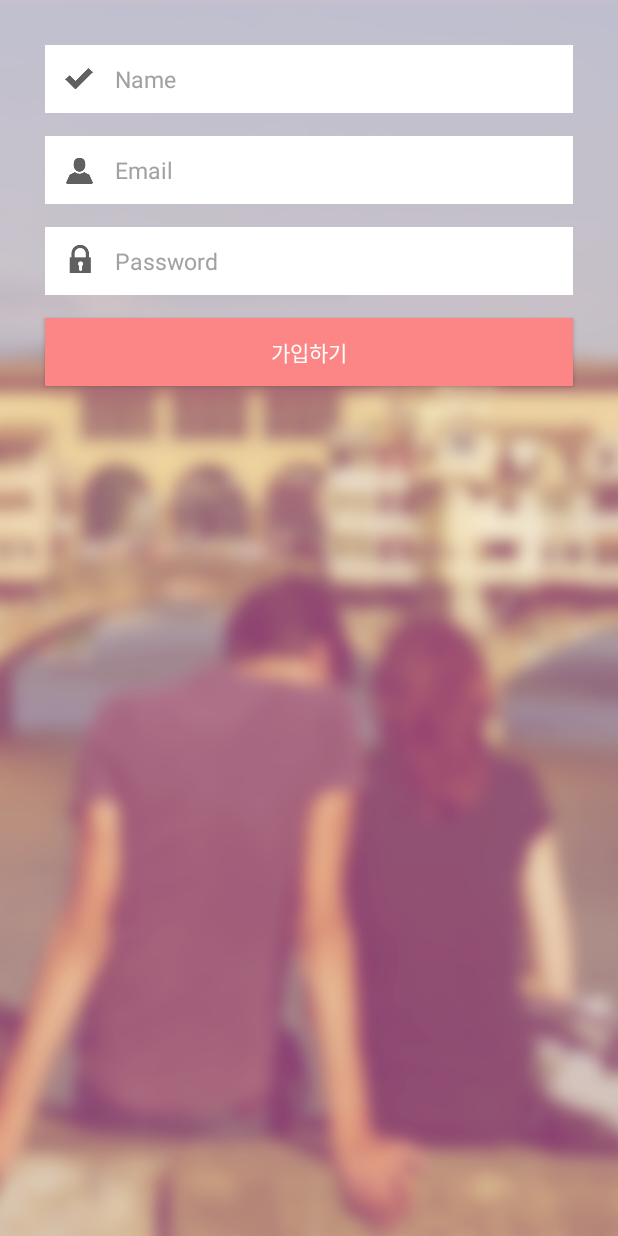
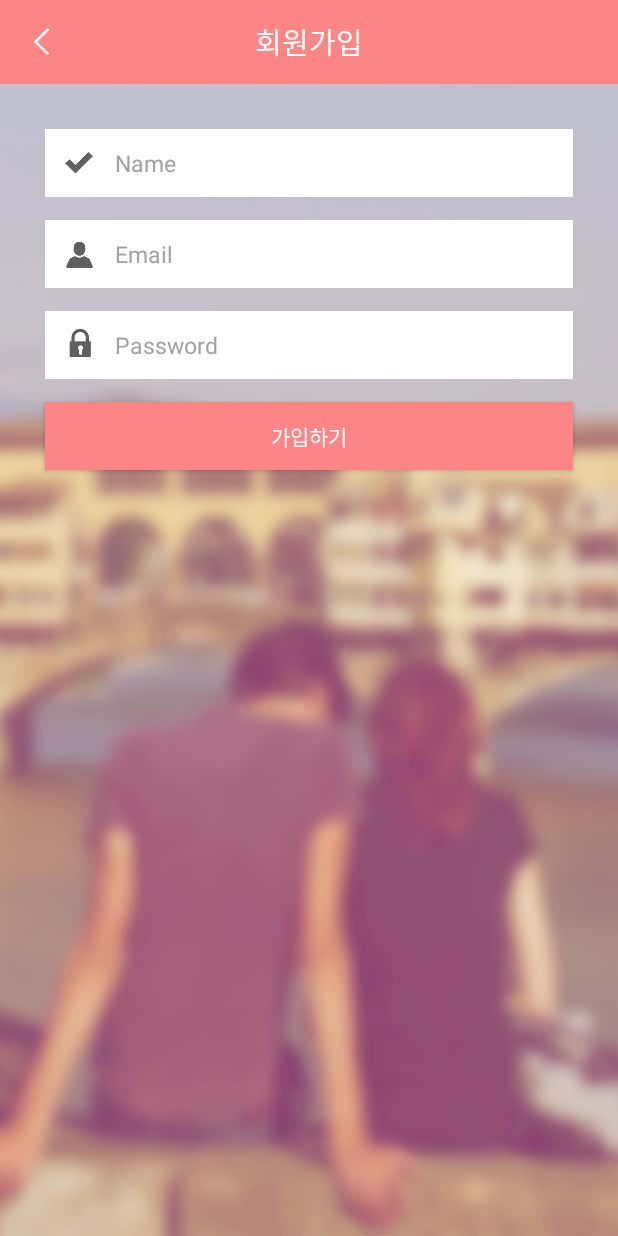
Before and after one commit to GwonHyeok/YouAndI, an Android app: the RegisterActivity screen opened directly, with no data from a screen before it, on a phone screen of 412 x 824 dp. Run offline under Robolectric (Android 15) with nearby library versions, the phone set to English and light mode, and no system bars; our stand-ins replace CircleImageView; libraries missing offline, so code that uses them is left out: com.squareup.okhttp.

Commit message:
로그인, 회원가입 xml 수정

```diff
--- a/app/src/main/res/layout/activity_register.xml
+++ b/app/src/main/res/layout/activity_register.xml
@@ -1,5 +1,31 @@
 <?xml version="1.0" encoding="utf-8"?>
-<RelativeLayout xmlns:android="http://schemas.android.com/apk/res/android"
+<LinearLayout xmlns:android="http://schemas.android.com/apk/res/android"
+    android:layout_width="match_parent"
+    android:layout_height="match_parent"
+    android:orientation="vertical">
+
+    <android.support.v7.widget.Toolbar
+        android:id="@+id/toolbar"
+        android:layout_width="match_parent"
+        android:layout_height="wrap_content"
+        android:background="@color/colorPrimary">
+
+        <ImageView
+            android:id="@+id/write_back"
+            android:layout_width="wrap_content"
+            android:layout_height="wrap_content"
+            android:src="@drawable/ic_arrow" />
+
+        <TextView
+            android:layout_width="wrap_content"
+            android:layout_height="wrap_content"
+            android:layout_gravity="center"
+            android:text="회원가입"
+            android:textColor="#ffffff"
+            android:textSize="19sp" />
+    </android.support.v7.widget.Toolbar>
+
+    <RelativeLayout
         android:layout_width="match_parent"
         android:layout_height="match_parent"
         android:orientation="vertical">
@@ -10,6 +36,7 @@
             android:layout_height="match_parent"
             android:scaleType="centerCrop"
             android:src="@drawable/bg_login" />
+
 
         <LinearLayout
             android:layout_width="match_parent"
@@ -97,3 +124,4 @@
             </LinearLayout>
         </LinearLayout>
     </RelativeLayout>
+</LinearLayout>
```
Lines whose indentation alone changed are shown as unchanged.
